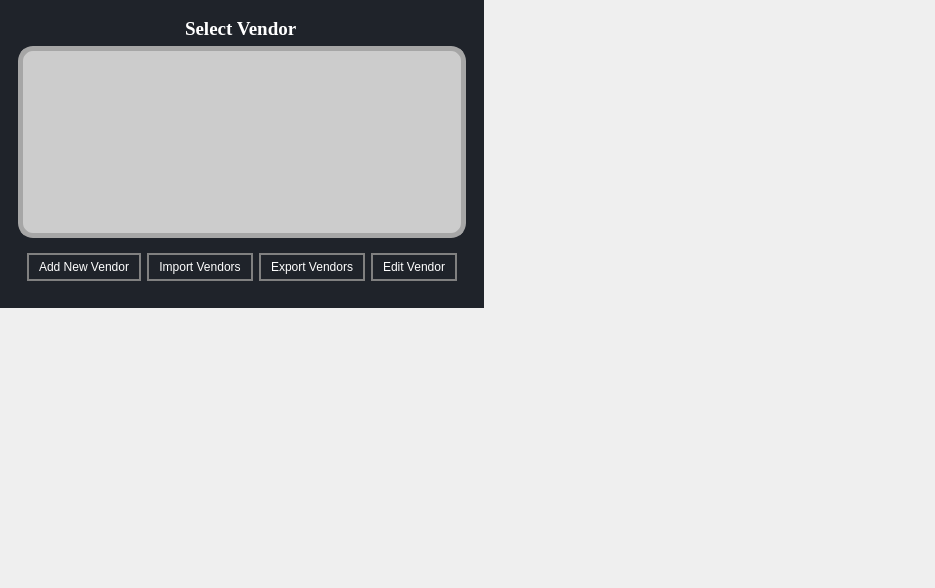
First picture: the form in ui/ManageVendorsTab.ui, repository aanushri9/Counter-Harvesting-5.1, before the edit.
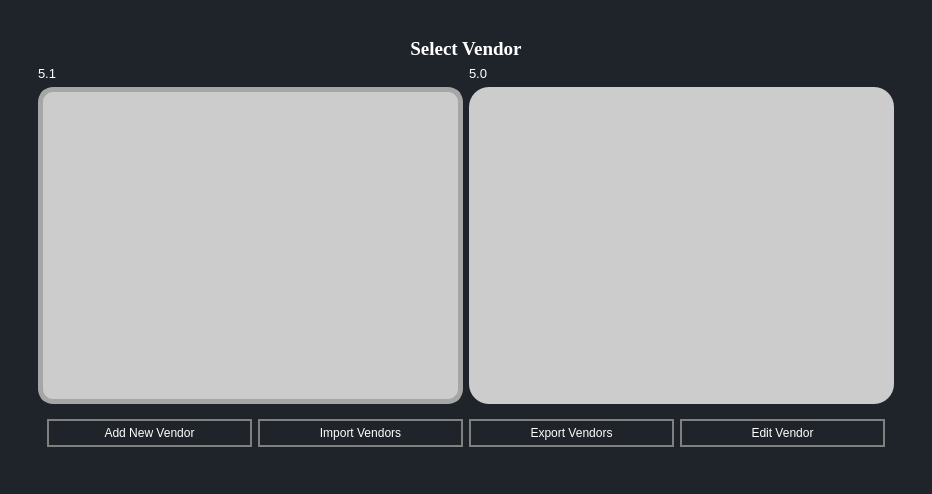
Second picture: the form after the edit. Icons and pictures are not drawn.

```diff
--- a/ui/ManageVendorsTab.ui
+++ b/ui/ManageVendorsTab.ui
@@ -1,13 +1,13 @@
 <?xml version="1.0" encoding="UTF-8"?>
 <ui version="4.0">
- <class>MainWindow</class>
+ <class>manage_vendor_tab</class>
  <widget class="QWidget" name="manage_vendor_tab">
   <property name="geometry">
    <rect>
     <x>0</x>
     <y>0</y>
-    <width>935</width>
-    <height>588</height>
+    <width>932</width>
+    <height>494</height>
    </rect>
   </property>
   <property name="windowTitle">
@@ -26,7 +26,7 @@
 
 
 
-#centralwidget{
+#manage_vendor_tab{
 background-color:#1f232a;
 }
 #EditVendor{
@@ -37,7 +37,7 @@
 padding: 5px 10px;
 
 border-top-left-radius:5px;
-border-botton-left-radius:5px;
+border-bottom-left-radius:5px;
 }
 QPushButton:pressed{
 background-color:grey;
@@ -45,7 +45,9 @@
 padding:2px 10px;
 color:white;}</string>
   </property>
-  <widget class="QWidget" name="centralwidget">
+  <layout class="QGridLayout" name="gridLayout_2">
+   <item row="0" column="0">
+    <widget class="QWidget" name="centralwidget" native="true">
    <layout class="QGridLayout" name="gridLayout_4">
     <item row="0" column="0">
      <widget class="QWidget" name="SelectVendor" native="true">
@@ -58,54 +60,88 @@
          <property name="frameShadow">
           <enum>QFrame::Plain</enum>
          </property>
-         <layout class="QGridLayout" name="gridLayout_7">
-          <item row="0" column="0" alignment="Qt::AlignHCenter">
-           <widget class="QLabel" name="label_13">
-            <property name="font">
-             <font>
-              <family>Georgia</family>
-              <pointsize>14</pointsize>
-              <weight>75</weight>
-              <bold>true</bold>
-             </font>
-            </property>
-            <property name="styleSheet">
-             <string notr="true"/>
-            </property>
-            <property name="text">
-             <string>Select Vendor</string>
-            </property>
-           </widget>
-          </item>
+           <layout class="QGridLayout" name="gridLayout_3">
           <item row="1" column="0">
-           <widget class="QListView" name="vendorsListView">
+             <widget class="QLabel" name="label">
             <property name="font">
              <font>
-              <family>Segoe UI</family>
-              <pointsize>11</pointsize>
-             </font>
-            </property>
-            <property name="styleSheet">
-             <string notr="true">QListView {
-	background-color: #cccccc;
-	border-radius: 20px; 
-}
-
-#vendorsListView{
-
-   border-radius:15px;
-    border: 5px solid #000000;
-	border-color: rgb(166, 166, 166);
-
-
-}</string>
-            </property>
-            <property name="alternatingRowColors">
-             <bool>true</bool>
+                <pointsize>10</pointsize>
+               </font>
+              </property>
+              <property name="text">
+               <string>5.1</string>
+              </property>
+             </widget>
+            </item>
+            <item row="1" column="1">
+             <widget class="QLabel" name="label_2">
+              <property name="font">
+               <font>
+                <pointsize>10</pointsize>
+               </font>
+              </property>
+              <property name="text">
+               <string>5.0</string>
             </property>
            </widget>
           </item>
           <item row="2" column="0">
+             <widget class="QListView" name="vendorsListView">
+              <property name="font">
+               <font>
+                <family>Segoe UI</family>
+                <pointsize>11</pointsize>
+               </font>
+              </property>
+              <property name="styleSheet">
+               <string notr="true">QListView {
+	background-color: #cccccc;
+	border-radius: 20px; 
+}
+
+#vendorsListView{
+
+   border-radius:15px;
+    border: 5px solid #000000;
+	border-color: rgb(166, 166, 166);
+
+
+}</string>
+              </property>
+              <property name="alternatingRowColors">
+               <bool>true</bool>
+              </property>
+             </widget>
+            </item>
+            <item row="2" column="1">
+             <widget class="QListView" name="vendorsListView_2">
+              <property name="font">
+               <font>
+                <family>Segoe UI</family>
+                <pointsize>11</pointsize>
+               </font>
+              </property>
+              <property name="styleSheet">
+               <string notr="true">QListView {
+	background-color: #cccccc;
+	border-radius: 20px; 
+}
+
+#vendorsListView{
+
+   border-radius:15px;
+    border: 5px solid #000000;
+	border-color: rgb(166, 166, 166);
+
+
+}</string>
+              </property>
+              <property name="alternatingRowColors">
+               <bool>true</bool>
+              </property>
+             </widget>
+            </item>
+            <item row="3" column="0" colspan="2">
            <widget class="QFrame" name="frame_2">
             <property name="styleSheet">
              <string notr="true">QPushButton {
@@ -214,6 +250,24 @@
             </layout>
            </widget>
           </item>
+            <item row="0" column="0" colspan="2">
+             <widget class="QLabel" name="label_13">
+              <property name="font">
+               <font>
+                <family>Georgia</family>
+                <pointsize>14</pointsize>
+                <weight>75</weight>
+                <bold>true</bold>
+               </font>
+              </property>
+              <property name="styleSheet">
+               <string notr="true"/>
+              </property>
+              <property name="text">
+               <string>&lt;html&gt;&lt;head/&gt;&lt;body&gt;&lt;p align=&quot;center&quot;&gt;Select Vendor&lt;/p&gt;&lt;/body&gt;&lt;/html&gt;</string>
+              </property>
+             </widget>
+            </item>
          </layout>
         </widget>
        </item>
@@ -222,6 +276,8 @@
     </item>
    </layout>
   </widget>
+   </item>
+  </layout>
  </widget>
  <resources>
   <include location="resources.qrc"/>
```
Lines whose indentation alone changed are shown as unchanged.
